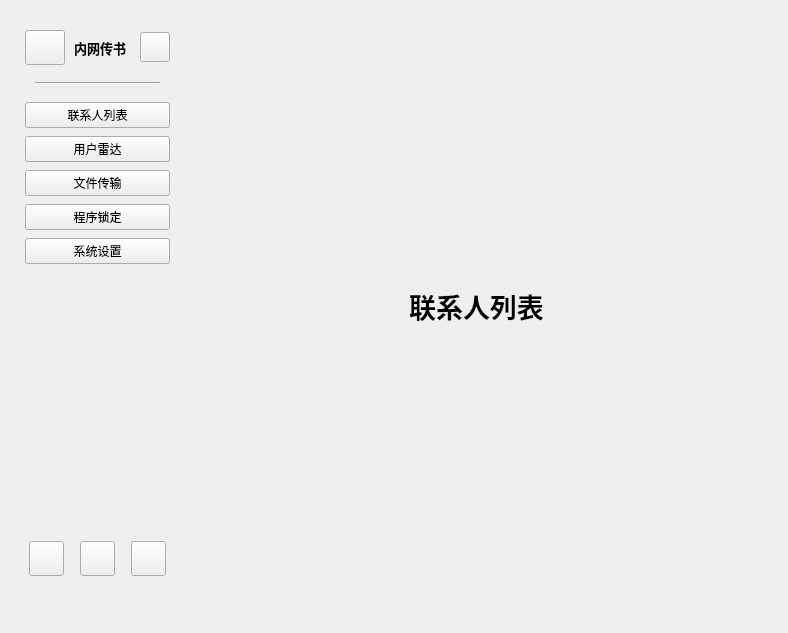
The window that src/new_ui/home.ui (Huu-Yuu/IntraSend) describes before a commit, drawn with Qt 5.
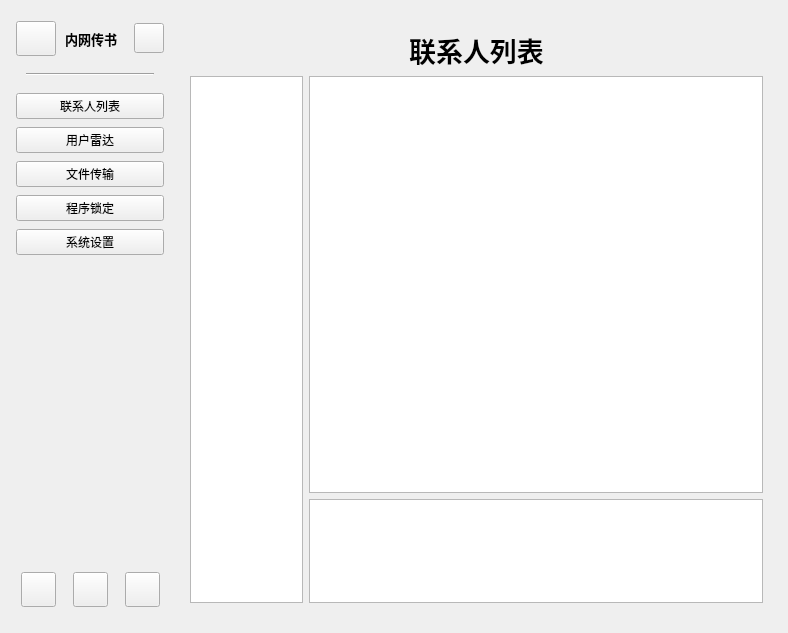
The same window after the commit. The open tabs and pages were chosen to show the change. Icons and pictures are not drawn. Custom widgets are drawn as their Qt base class.

Patch:
```diff
--- a/src/new_ui/home.ui
+++ b/src/new_ui/home.ui
@@ -13,15 +13,8 @@
   <property name="windowTitle">
    <string>Form</string>
   </property>
-  <widget class="QWidget" name="horizontalLayoutWidget">
-   <property name="geometry">
-    <rect>
-     <x>20</x>
-     <y>20</y>
-     <width>751</width>
-     <height>571</height>
-    </rect>
-   </property>
+  <layout class="QVBoxLayout" name="verticalLayout_2">
+   <item>
    <layout class="QHBoxLayout" name="out_lay" stretch="1,4">
     <property name="spacing">
      <number>17</number>
@@ -594,9 +587,26 @@
           </property>
          </widget>
         </item>
-       </layout>
-      </widget>
-      <widget class="QWidget" name="radar_page">
+         <item>
+          <layout class="QHBoxLayout" name="horizontalLayout_3" stretch="1,4">
+           <item>
+            <widget class="QListWidget" name="list_users"/>
+           </item>
+           <item>
+            <layout class="QVBoxLayout" name="verticalLayout_5" stretch="4,1">
+             <item>
+              <widget class="QListWidget" name="msg_list"/>
+             </item>
+             <item>
+              <widget class="QTextEdit" name="msg_Edit"/>
+             </item>
+            </layout>
+           </item>
+          </layout>
+         </item>
+        </layout>
+       </widget>
+       <widget class="fancy::MSWidget" name="radar_page">
        <layout class="QVBoxLayout" name="verticalLayout_9">
         <item>
          <widget class="QLabel" name="lab_mess_3">
@@ -699,7 +709,8 @@
      </widget>
     </item>
    </layout>
-  </widget>
+   </item>
+  </layout>
  </widget>
  <customwidgets>
   <customwidget>
```
Left out of the diff: 24 changed lines with no effect on the pictures. Lines whose indentation alone changed are shown as unchanged.
